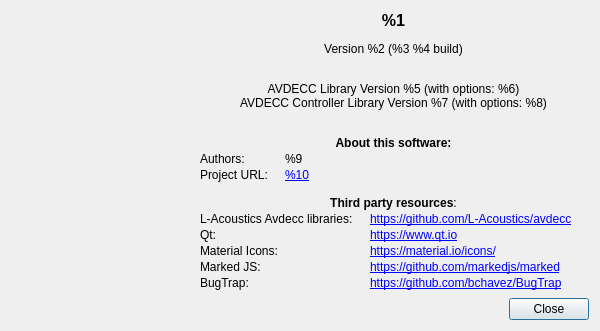
Old version of the form src/aboutDialog.ui in the repository christophe-calmejane/Hive.
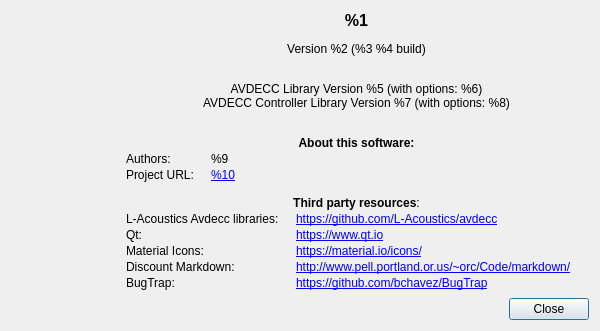
New version of the form. Icons and pictures are not drawn.

Commit message: Replaced MarkedJS+QtWebEngine with something more lightweight

Patch:
```diff
--- a/src/aboutDialog.ui
+++ b/src/aboutDialog.ui
@@ -76,7 +76,7 @@
        <item>
         <widget class="QLabel" name="aboutLabel">
          <property name="text">
-          <string>&lt;html&gt;&lt;head/&gt;&lt;body&gt;&lt;p align=&quot;center&quot;&gt;&lt;span style=&quot; font-size:12pt; font-weight:600;&quot;&gt;%1&lt;/span&gt;&lt;/p&gt;&lt;p align=&quot;center&quot;&gt;&lt;span style=&quot; font-size:9pt;&quot;&gt;Version %2 (%3 %4 build)&lt;/span&gt;&lt;/p&gt;&lt;p align=&quot;center&quot;&gt;&lt;span style=&quot; font-size:9pt;&quot;&gt;&lt;br/&gt;&lt;/span&gt;AVDECC Library Version %5 (with options: %6)&lt;br/&gt;AVDECC Controller Library Version %7 (with options: %8)&lt;/p&gt;&lt;p&gt;&lt;br/&gt;&lt;span style=&quot; font-weight:600;&quot;&gt;About this software:&lt;/span&gt;&lt;/p&gt;&lt;table border=&quot;0&quot; style=&quot; margin-top:0px; margin-bottom:0px; margin-left:0px; margin-right:0px;&quot; cellspacing=&quot;2&quot; cellpadding=&quot;0&quot;&gt;&lt;tr&gt;&lt;td&gt;&lt;p&gt;Authors:&lt;/p&gt;&lt;/td&gt;&lt;td style=&quot; padding-left:15; padding-right:15; padding-top:0; padding-bottom:0;&quot;&gt;&lt;p&gt;%9&lt;/p&gt;&lt;/td&gt;&lt;/tr&gt;&lt;tr&gt;&lt;td&gt;&lt;p&gt;Project URL:&lt;/p&gt;&lt;/td&gt;&lt;td style=&quot; padding-left:15; padding-right:15; padding-top:0; padding-bottom:0;&quot;&gt;&lt;p&gt;&lt;a href=&quot;%10&quot;&gt;&lt;span style=&quot; text-decoration: underline; color:#0000ff;&quot;&gt;%10&lt;/span&gt;&lt;/a&gt;&lt;/p&gt;&lt;/td&gt;&lt;/tr&gt;&lt;/table&gt;&lt;p&gt;&lt;span style=&quot; font-weight:600;&quot;&gt;Third party resources&lt;/span&gt;:&lt;/p&gt;&lt;table border=&quot;0&quot; style=&quot; margin-top:0px; margin-bottom:0px; margin-left:0px; margin-right:0px;&quot; cellspacing=&quot;2&quot; cellpadding=&quot;0&quot;&gt;&lt;tr&gt;&lt;td&gt;&lt;p&gt;L-Acoustics Avdecc libraries:&lt;/p&gt;&lt;/td&gt;&lt;td style=&quot; padding-left:15; padding-right:15; padding-top:0; padding-bottom:0;&quot;&gt;&lt;p&gt;&lt;a href=&quot;https://github.com/L-Acoustics/avdecc&quot;&gt;&lt;span style=&quot; text-decoration: underline; color:#0000ff;&quot;&gt;https://github.com/L-Acoustics/avdecc&lt;/span&gt;&lt;/a&gt;&lt;/p&gt;&lt;/td&gt;&lt;/tr&gt;&lt;tr&gt;&lt;td&gt;&lt;p&gt;Qt:&lt;/p&gt;&lt;/td&gt;&lt;td style=&quot; padding-left:15; padding-right:15; padding-top:0; padding-bottom:0;&quot;&gt;&lt;p&gt;&lt;a href=&quot;https://www.qt.io&quot;&gt;&lt;span style=&quot; text-decoration: underline; color:#0000ff;&quot;&gt;https://www.qt.io&lt;/span&gt;&lt;/a&gt;&lt;/p&gt;&lt;/td&gt;&lt;/tr&gt;&lt;tr&gt;&lt;td&gt;&lt;p&gt;Material Icons:&lt;/p&gt;&lt;/td&gt;&lt;td style=&quot; padding-left:15; padding-right:15; padding-top:0; padding-bottom:0;&quot;&gt;&lt;p&gt;&lt;a href=&quot;https://material.io/icons/&quot;&gt;&lt;span style=&quot; text-decoration: underline; color:#0000ff;&quot;&gt;https://material.io/icons/&lt;/span&gt;&lt;/a&gt;&lt;/p&gt;&lt;/td&gt;&lt;/tr&gt;&lt;tr&gt;&lt;td&gt;&lt;p&gt;Marked JS:&lt;/p&gt;&lt;/td&gt;&lt;td style=&quot; padding-left:15; padding-right:15; padding-top:0; padding-bottom:0;&quot;&gt;&lt;p&gt;&lt;a href=&quot;https://github.com/markedjs/marked&quot;&gt;&lt;span style=&quot; text-decoration: underline; color:#0000ff;&quot;&gt;https://github.com/markedjs/marked&lt;/span&gt;&lt;/a&gt;&lt;/p&gt;&lt;/td&gt;&lt;/tr&gt;&lt;tr&gt;&lt;td&gt;&lt;p&gt;BugTrap:&lt;/p&gt;&lt;/td&gt;&lt;td style=&quot; padding-left:15; padding-right:15; padding-top:0; padding-bottom:0;&quot;&gt;&lt;p&gt;&lt;a href=&quot;https://github.com/bchavez/BugTrap&quot;&gt;&lt;span style=&quot; text-decoration: underline; color:#0000ff;&quot;&gt;https://github.com/bchavez/BugTrap&lt;/span&gt;&lt;/a&gt;&lt;/p&gt;&lt;/td&gt;&lt;/tr&gt;&lt;/table&gt;&lt;/body&gt;&lt;/html&gt;</string>
+          <string>&lt;html&gt;&lt;head/&gt;&lt;body&gt;&lt;p align=&quot;center&quot;&gt;&lt;span style=&quot; font-size:12pt; font-weight:600;&quot;&gt;%1&lt;/span&gt;&lt;/p&gt;&lt;p align=&quot;center&quot;&gt;&lt;span style=&quot; font-size:9pt;&quot;&gt;Version %2 (%3 %4 build)&lt;/span&gt;&lt;/p&gt;&lt;p align=&quot;center&quot;&gt;&lt;span style=&quot; font-size:9pt;&quot;&gt;&lt;br/&gt;&lt;/span&gt;AVDECC Library Version %5 (with options: %6)&lt;br/&gt;AVDECC Controller Library Version %7 (with options: %8)&lt;/p&gt;&lt;p&gt;&lt;br/&gt;&lt;span style=&quot; font-weight:600;&quot;&gt;About this software:&lt;/span&gt;&lt;/p&gt;&lt;table border=&quot;0&quot; style=&quot; margin-top:0px; margin-bottom:0px; margin-left:0px; margin-right:0px;&quot; cellspacing=&quot;2&quot; cellpadding=&quot;0&quot;&gt;&lt;tr&gt;&lt;td&gt;&lt;p&gt;Authors:&lt;/p&gt;&lt;/td&gt;&lt;td style=&quot; padding-left:15; padding-right:15; padding-top:0; padding-bottom:0;&quot;&gt;&lt;p&gt;%9&lt;/p&gt;&lt;/td&gt;&lt;/tr&gt;&lt;tr&gt;&lt;td&gt;&lt;p&gt;Project URL:&lt;/p&gt;&lt;/td&gt;&lt;td style=&quot; padding-left:15; padding-right:15; padding-top:0; padding-bottom:0;&quot;&gt;&lt;p&gt;&lt;a href=&quot;%10&quot;&gt;&lt;span style=&quot; text-decoration: underline; color:#0000ff;&quot;&gt;%10&lt;/span&gt;&lt;/a&gt;&lt;/p&gt;&lt;/td&gt;&lt;/tr&gt;&lt;/table&gt;&lt;p&gt;&lt;span style=&quot; font-weight:600;&quot;&gt;Third party resources&lt;/span&gt;:&lt;/p&gt;&lt;table border=&quot;0&quot; style=&quot; margin-top:0px; margin-bottom:0px; margin-left:0px; margin-right:0px;&quot; cellspacing=&quot;2&quot; cellpadding=&quot;0&quot;&gt;&lt;tr&gt;&lt;td&gt;&lt;p&gt;L-Acoustics Avdecc libraries:&lt;/p&gt;&lt;/td&gt;&lt;td style=&quot; padding-left:15; padding-right:15; padding-top:0; padding-bottom:0;&quot;&gt;&lt;p&gt;&lt;a href=&quot;https://github.com/L-Acoustics/avdecc&quot;&gt;&lt;span style=&quot; text-decoration: underline; color:#0000ff;&quot;&gt;https://github.com/L-Acoustics/avdecc&lt;/span&gt;&lt;/a&gt;&lt;/p&gt;&lt;/td&gt;&lt;/tr&gt;&lt;tr&gt;&lt;td&gt;&lt;p&gt;Qt:&lt;/p&gt;&lt;/td&gt;&lt;td style=&quot; padding-left:15; padding-right:15; padding-top:0; padding-bottom:0;&quot;&gt;&lt;p&gt;&lt;a href=&quot;https://www.qt.io&quot;&gt;&lt;span style=&quot; text-decoration: underline; color:#0000ff;&quot;&gt;https://www.qt.io&lt;/span&gt;&lt;/a&gt;&lt;/p&gt;&lt;/td&gt;&lt;/tr&gt;&lt;tr&gt;&lt;td&gt;&lt;p&gt;Material Icons:&lt;/p&gt;&lt;/td&gt;&lt;td style=&quot; padding-left:15; padding-right:15; padding-top:0; padding-bottom:0;&quot;&gt;&lt;p&gt;&lt;a href=&quot;https://material.io/icons/&quot;&gt;&lt;span style=&quot; text-decoration: underline; color:#0000ff;&quot;&gt;https://material.io/icons/&lt;/span&gt;&lt;/a&gt;&lt;/p&gt;&lt;/td&gt;&lt;/tr&gt;&lt;tr&gt;&lt;td&gt;&lt;p&gt;Discount Markdown:&lt;/p&gt;&lt;/td&gt;&lt;td style=&quot; padding-left:15; padding-right:15; padding-top:0; padding-bottom:0;&quot;&gt;&lt;p&gt;&lt;a href=&quot;http://www.pell.portland.or.us/~orc/Code/markdown/&quot;&gt;&lt;span style=&quot; text-decoration: underline; color:#0000ff;&quot;&gt;http://www.pell.portland.or.us/~orc/Code/markdown/&lt;/span&gt;&lt;/a&gt;&lt;/p&gt;&lt;/td&gt;&lt;/tr&gt;&lt;tr&gt;&lt;td&gt;&lt;p&gt;BugTrap:&lt;/p&gt;&lt;/td&gt;&lt;td style=&quot; padding-left:15; padding-right:15; padding-top:0; padding-bottom:0;&quot;&gt;&lt;p&gt;&lt;a href=&quot;https://github.com/bchavez/BugTrap&quot;&gt;&lt;span style=&quot; text-decoration: underline; color:#0000ff;&quot;&gt;https://github.com/bchavez/BugTrap&lt;/span&gt;&lt;/a&gt;&lt;/p&gt;&lt;/td&gt;&lt;/tr&gt;&lt;/table&gt;&lt;/body&gt;&lt;/html&gt;</string>
          </property>
          <property name="alignment">
           <set>Qt::AlignCenter</set>
```
The commit also changes 7 other files.
